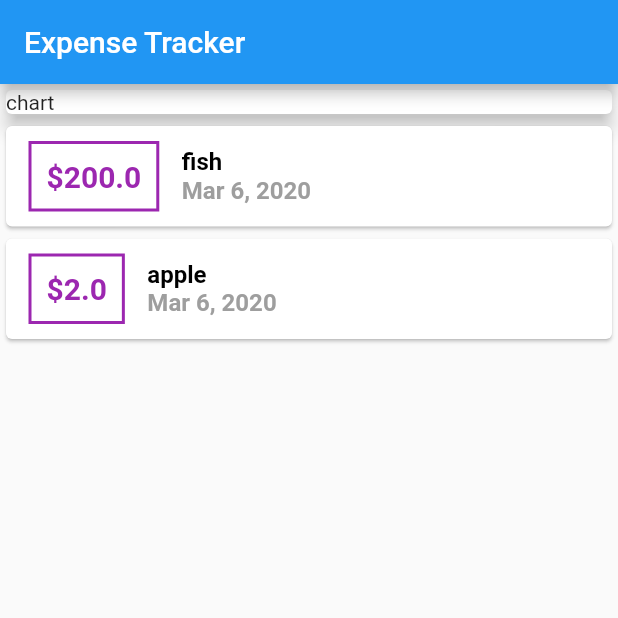
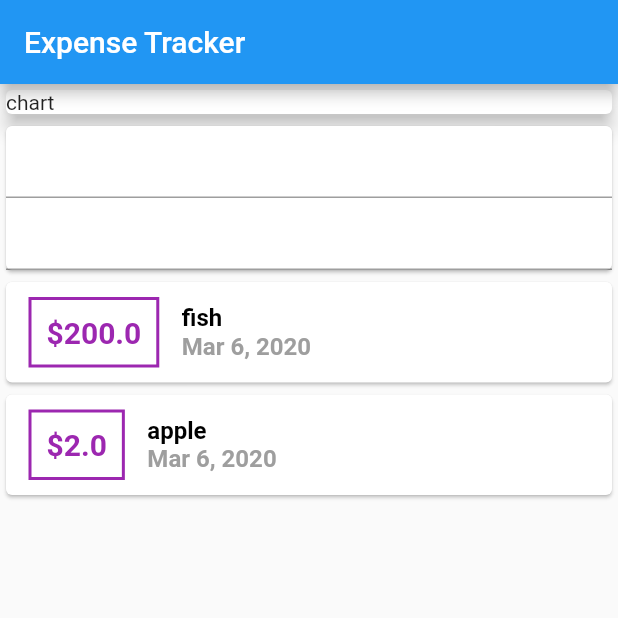
Before and after one commit to patrickcandlin/flutter_expense_planner, a Flutter app: the screen it shows after launch, on a phone screen of 412 x 824 dp, the top half of it. Run offline on Flutter 3.47's test engine with Material 2 defaults, Android fonts, the phone set to English and light mode, and no system bars.

Commit message:
transaction cards done

```diff
--- a/lib/main.dart
+++ b/lib/main.dart
@@ -41,7 +41,6 @@ class ExpenseAppHome extends StatelessWidget {
         title: Text('Expense Tracker'),
       ),
       body: Column(
-        mainAxisAlignment: MainAxisAlignment.start,
         crossAxisAlignment: CrossAxisAlignment.stretch,
         children: <Widget>[
           Container(
@@ -49,6 +48,14 @@ class ExpenseAppHome extends StatelessWidget {
             child: Card(
               child: Text('chart'),
               elevation: 5,
+            ),
+          ),
+          Card(
+            child: Column(
+              children: <Widget>[
+                TextField(),
+                TextField(),
+              ],
             ),
           ),
           Column(
@@ -79,13 +86,13 @@ class ExpenseAppHome extends StatelessWidget {
                         Text(
                           transaction.title,
                           style: TextStyle(
-                              fontSize: 16,
-                              fontWeight: FontWeight.bold,
-                              color: Colors.black),
+                            fontSize: 16,
+                            fontWeight: FontWeight.bold,
+                            color: Colors.black,
+                          ),
                         ),
                         Text(
-                          DateFormat.yMMMd()
-                              .format(transaction.date),
+                          DateFormat.yMMMd().format(transaction.date),
                           style: TextStyle(
                               fontSize: 16,
                               fontWeight: FontWeight.bold,
```
Also changed, not shown: 30 other files.
